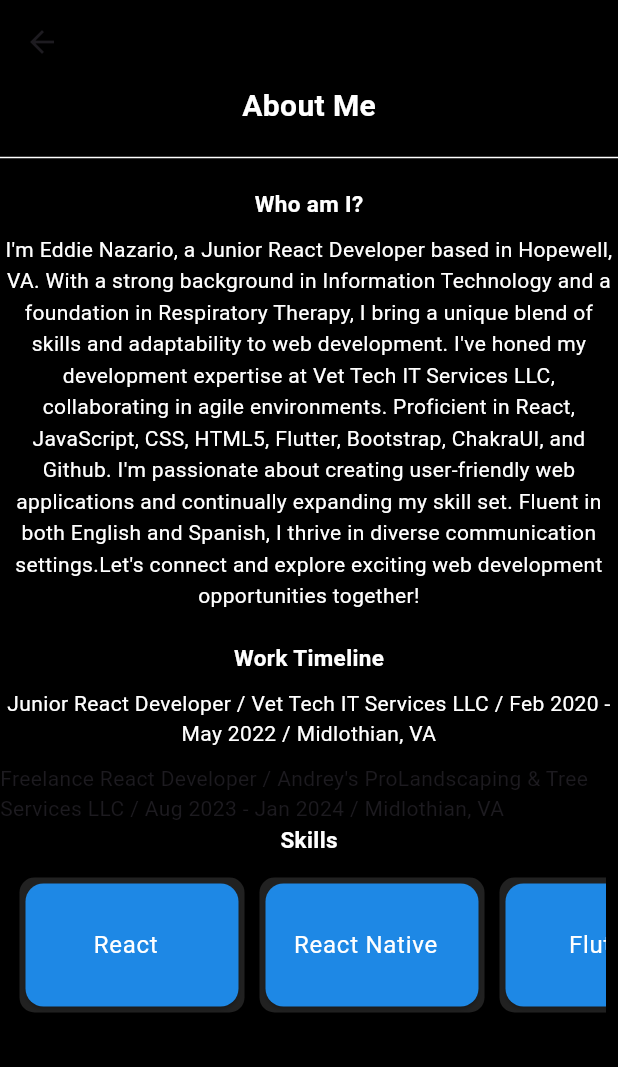
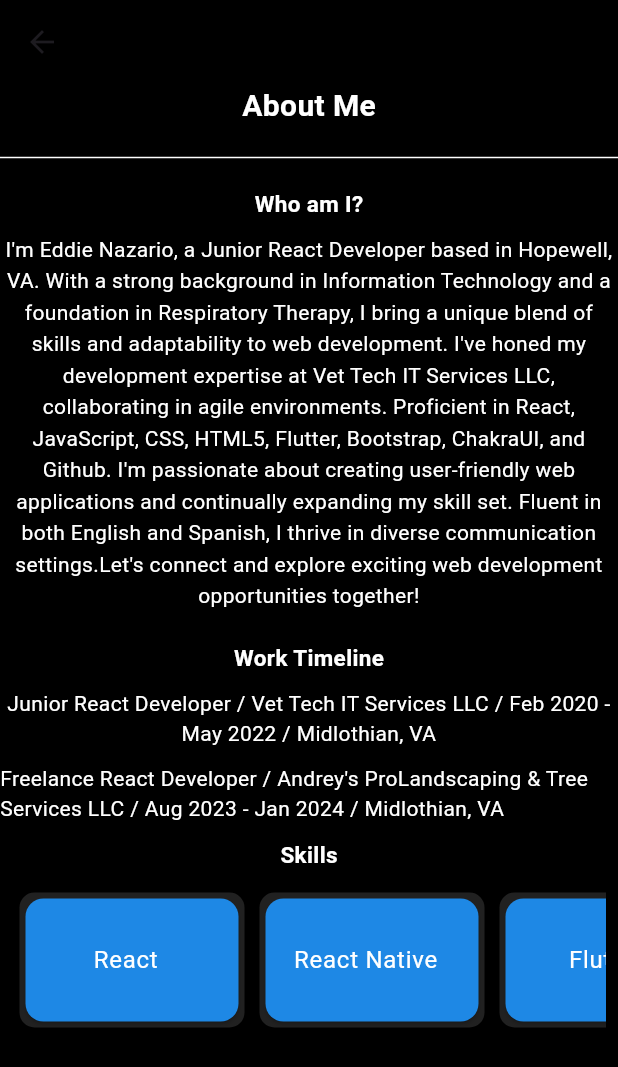
Before and after one commit to eidde606/PortfolioApp, a Flutter app: the AboutMe screen opened by its route, on a phone screen of 412 x 824 dp. Shown: the top 1067 px of the screen. Run offline on Flutter 3.47's test engine with Material 3 defaults, Android fonts, the phone set to English and light mode, and no system bars; our stand-ins replace animated_text_kit.

Commit message:
about me update

```diff
--- a/lib/screens/about_me_screen.dart
+++ b/lib/screens/about_me_screen.dart
@@ -75,6 +75,12 @@ class AboutMe extends StatelessWidget {
               ),
               const Text(
                 "Freelance React Developer / Andrey's ProLandscaping & Tree Services LLC / Aug 2023 - Jan 2024 / Midlothian, VA",
+                style: TextStyle(
+                  color: Colors.white,
+                ),
+              ),
+              const SizedBox(
+                height: 10,
               ),
               const Text(
                 'Skills',
```
